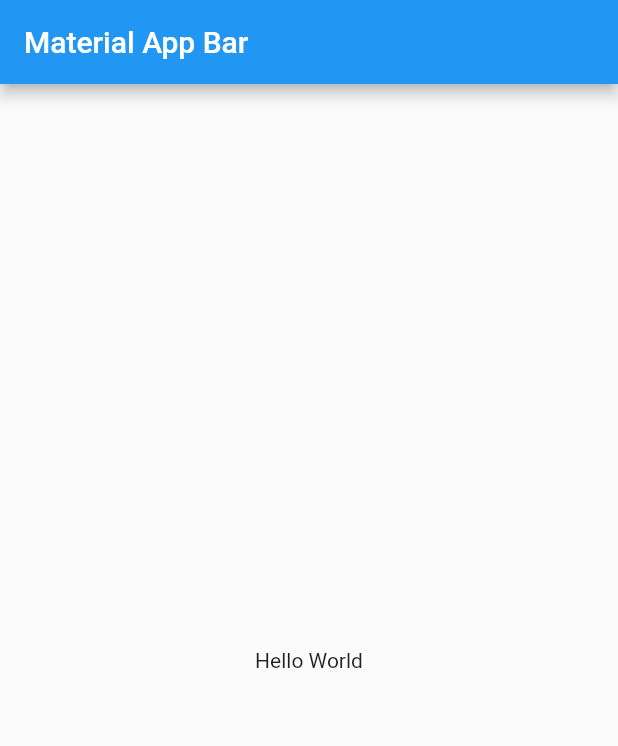
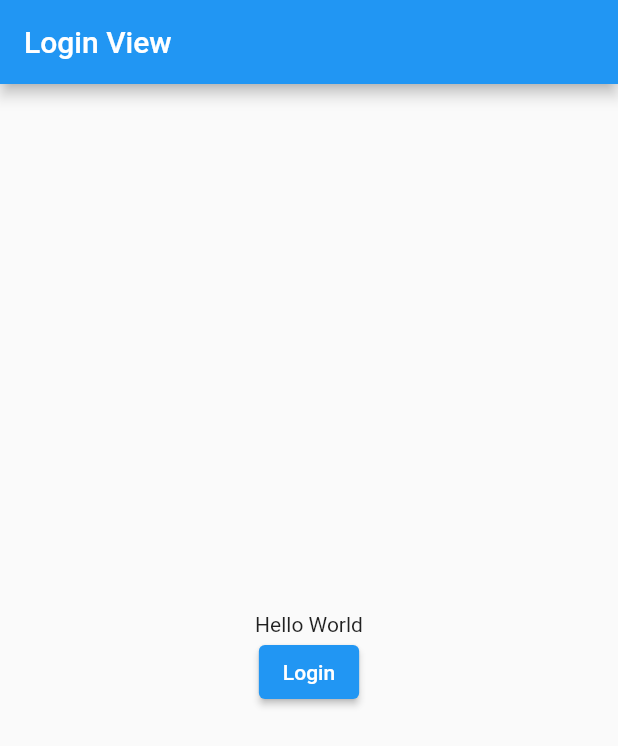
Before and after one commit to oguzhanoozer/error_handling_with_dartz, a Flutter app: the screen it shows after launch, on a phone screen of 412 x 824 dp. Shown: the top 746 px of the screen. Run offline on Flutter 3.47's test engine with Material 2 defaults, Android fonts, the phone set to English and light mode, and no system bars; our stand-ins replace dartz, dio.

Commit message:
dartz packages examples added

```diff
--- /dev/null
+++ b/error_handling_with_dartz/lib/login/model/error_model.dart
@@ -0,0 +1,5 @@
+class ErrorModel {
+  final String errorMessage;
+
+  ErrorModel({this.errorMessage = ''});
+}
--- /dev/null
+++ b/error_handling_with_dartz/lib/login/model/login_model.dart
@@ -0,0 +1,18 @@
+class LoginModel {
+  String? email;
+  String? password;
+
+  LoginModel({this.email, this.password});
+
+  LoginModel.fromJson(Map<String, dynamic> json) {
+    email = json['email'];
+    password = json['password'];
+  }
+
+  Map<String, dynamic> toJson() {
+    final Map<String, dynamic> data = new Map<String, dynamic>();
+    data['email'] = this.email;
+    data['password'] = this.password;
+    return data;
+  }
+}
--- /dev/null
+++ b/error_handling_with_dartz/lib/login/view/login_view.dart
@@ -0,0 +1,31 @@
+import 'package:error_handling_with_dartz/login/viewmodel/login_view_model.dart';
+import 'package:flutter/material.dart';
+
+class LoginView extends StatelessWidget {
+  LoginView({super.key});
+
+  LoginViewModel loginViewModel = LoginViewModel();
+
+  @override
+  Widget build(BuildContext context) {
+    return Scaffold(
+      appBar: AppBar(
+        title: const Text('Login View'),
+      ),
+      body: Column(
+        mainAxisAlignment: MainAxisAlignment.center,
+        children: [
+          const Center(
+            child: Text('Hello World'),
+          ),
+          ElevatedButton(
+              onPressed: () async {
+                //await loginViewModel.login();
+                await loginViewModel.loginTwo();
+              },
+              child: Text("Login"))
+        ],
+      ),
+    );
+  }
+}
--- /dev/null
+++ b/error_handling_with_dartz/lib/login/viewmodel/login_view_model.dart
@@ -0,0 +1,40 @@
+import 'package:dio/dio.dart';
+import 'package:error_handling_with_dartz/login/model/login_model.dart';
+import 'package:error_handling_with_dartz/login/service/login_service.dart';
+import 'package:error_handling_with_dartz/network/network_manager.dart';
+
+class LoginViewModel {
+  LoginViewModel() {
+    _loginService = LoginService(_dio);
+  }
+  final Dio _dio = NetworkManager.instance.dio;
+  late LoginService _loginService;
+
+  Future<void> login() async {
+    final LoginModel _loginModel =
+        LoginModel(email: "eve.holt@reqres.in", password: "cityslicka");
+
+    final _result = await _loginService.login(_loginModel);
+    _result.fold((l) {
+      if (l == loginFailure.error) {
+        print("An error occured while logging");
+      } else if (l == loginFailure.invalidCredentials) {
+        print("An error occured because of wrong user information");
+      }
+    }, (r) {
+      print("Token: " + r.token.toString());
+    });
+  }
+
+  Future<void> loginTwo() async {
+    final LoginModel _loginModel =
+        LoginModel(email: "eve.holt@reqres.in", password: "");
+
+    final _result = await _loginService.loginTwo(_loginModel);
+    _result.response.fold((l) {
+      print(l.errorMessage);
+    }, (r) {
+      print("Token: " + r.token.toString());
+    });
+  }
+}
--- a/error_handling_with_dartz/lib/main.dart
+++ b/error_handling_with_dartz/lib/main.dart
@@ -1,4 +1,6 @@
 import 'package:flutter/material.dart';
+
+import 'login/view/login_view.dart';
 
 void main() => runApp(const MyApp());
 
@@ -7,16 +9,6 @@ class MyApp extends StatelessWidget {
 
   @override
   Widget build(BuildContext context) {
-    return MaterialApp(
-      title: 'Material App',
-      home: Scaffold(
-        appBar: AppBar(
-          title: const Text('Material App Bar'),
-        ),
-        body: const Center(
-          child: Text('Hello World'),
-        ),
-      ),
-    );
+    return MaterialApp(title: 'Material App', home: LoginView());
   }
 }
--- /dev/null
+++ b/error_handling_with_dartz/lib/network/network_manager.dart
@@ -0,0 +1,29 @@
+import 'package:dio/dio.dart';
+
+class NetworkManager {
+  static NetworkManager? _instance;
+  static NetworkManager get instance {
+    _instance ??= NetworkManager._init();
+    return _instance!;
+  }
+
+  late Dio dio;
+  final _baseUrl = "https://reqres.in/api/";
+  NetworkManager._init() {
+    dio = Dio(BaseOptions(baseUrl: _baseUrl));
+  }
+}
+
+enum servicePath { login }
+
+extension servicePathExtension on servicePath {
+  String get rawValue {
+    switch (this) {
+      case servicePath.login:
+        return "login";
+
+      default:
+        throw "Not found any service Path";
+    }
+  }
+}
```
Also changed, not shown: error_handling_with_dartz/lib/login/model/response.dart (added, +15 -0 lines), error_handling_with_dartz/lib/login/model/response_model.dart (added, +15 -0 lines), error_handling_with_dartz/lib/login/service/login_service.dart (added, +88 -0 lines), error_handling_with_dartz/pubspec.yaml (+4 -17 lines), error_handling_with_dartz/pubspec.lock.
